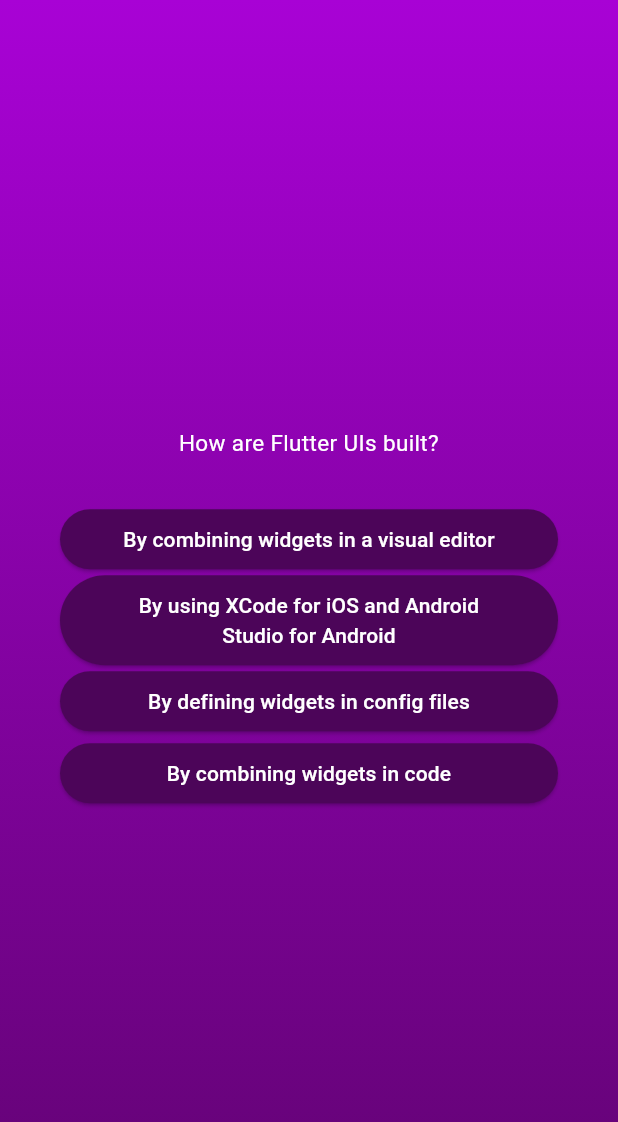
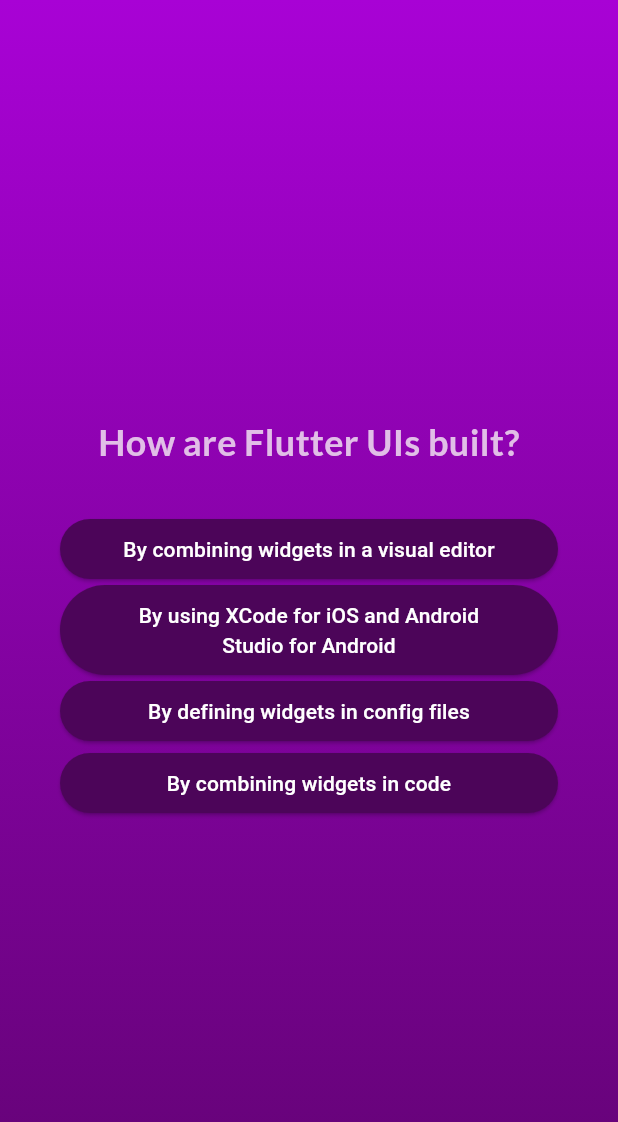
Before and after one commit to thieng101/quiz-app, a Flutter app: the screen it shows after launch, after a tap on "Start Quiz", after a tap on "Components", on a phone screen of 412 x 824 dp. Shown: the top 1122 px of the screen. Run offline on Flutter 3.47's test engine with Material 3 defaults, Android fonts, the phone set to English and light mode, and no system bars; our stand-ins replace google_fonts.

Commit message:
completed the most functionalities of quiz app

```diff
--- a/quiz_app/lib/answer_button.dart
+++ b/quiz_app/lib/answer_button.dart
@@ -3,9 +3,10 @@ import 'package:flutter/widgets.dart';
 
 class AnswerButton extends StatelessWidget {
   final String answer;
+  // final String selectedAnswer;
   final void Function() onTap;
 
-  const AnswerButton(this.answer, this.onTap, {super.key});
+  const AnswerButton({required this.answer,required this.onTap, super.key});
 
   @override
   Widget build(BuildContext context) {
--- a/quiz_app/lib/data/questions.dart
+++ b/quiz_app/lib/data/questions.dart
@@ -51,5 +51,6 @@ const questions = [
       'By calling updateUI()',
       'By calling updateState()',
     ],
+
   ),
 ];
--- a/quiz_app/lib/questions_screen.dart
+++ b/quiz_app/lib/questions_screen.dart
@@ -2,10 +2,13 @@ import 'package:flutter/material.dart';
 import 'package:quiz_app/answer_button.dart';
 import 'package:quiz_app/data/questions.dart';
 import 'package:quiz_app/models/quiz_question.dart';
+import 'package:google_fonts/google_fonts.dart';
 
 //create a class called Questions extended from statefulwidget
 class QuestionsScreen extends StatefulWidget {
-  const QuestionsScreen({super.key});
+  final void Function(String answer) onSelectAnswer;
+
+  const QuestionsScreen({super.key, required this.onSelectAnswer});
 
   @override
   _QuestionsScreenState createState() => _QuestionsScreenState();
@@ -15,7 +18,8 @@ class QuestionsScreen extends StatefulWidget {
 class _QuestionsScreenState extends State<QuestionsScreen> {
   var questionsIndex = 0;
 
-  void answerQuestion() {
+  void answerQuestion(String selectedAnswer) {
+    widget.onSelectAnswer(selectedAnswer);
     setState(() {
       questionsIndex++;
     });
@@ -34,11 +38,14 @@ class _QuestionsScreenState extends State<QuestionsScreen> {
           crossAxisAlignment: CrossAxisAlignment.stretch,
           children: [
             Text(currentQuestion.question,
-                style: const TextStyle(color: Colors.white, fontSize: 15),
+                style: GoogleFonts.lato(
+                    color: Colors.purple[100],
+                    fontSize: 24,
+                    fontWeight: FontWeight.bold),
                 textAlign: TextAlign.center),
             const SizedBox(height: 30),
             ...currentQuestion.getshuffledQuestions().map((answer) {
-              return AnswerButton(answer, answerQuestion);
+              return AnswerButton(answer: answer,onTap: () => answerQuestion(answer));
             }),
           ],
         ),
--- a/quiz_app/lib/quiz.dart
+++ b/quiz_app/lib/quiz.dart
@@ -1,6 +1,9 @@
 import 'package:flutter/material.dart';
+import 'package:quiz_app/data/questions.dart';
 import 'package:quiz_app/questions_screen.dart';
+import 'package:quiz_app/results_screen.dart';
 import 'package:quiz_app/start_scren.dart';
+import 'package:quiz_app/summary_data.dart';
 
 class Quiz extends StatefulWidget {
   const Quiz({super.key});
@@ -12,6 +15,7 @@ class Quiz extends StatefulWidget {
 }
 
 class _QuizState extends State<Quiz> {
+  List<String> selectedAnswers = [];
   var activeScreen = "start-screen";
 
   void changeScreen() {
@@ -20,11 +24,24 @@ class _QuizState extends State<Quiz> {
     });
   }
 
+  void chooseAnswers(String answer) {
+    selectedAnswers.add(answer);
+
+    if (selectedAnswers.length == questions.length) {
+      setState(() {
+        activeScreen = "results-screen";
+      });
+    }
+  }
+
   Widget build(context) {
     Widget screen = StartScreen(changeScreen);
 
     if (activeScreen == "questions-screen") {
-      screen = const QuestionsScreen();
+      screen = QuestionsScreen(onSelectAnswer: chooseAnswers);
+    } else if (activeScreen == "results-screen") {
+      screen = ResultScreen(chosenAnswers: selectedAnswers);
+      selectedAnswers = [];
     }
 
     return MaterialApp(
--- a/quiz_app/lib/start_scren.dart
+++ b/quiz_app/lib/start_scren.dart
@@ -1,5 +1,6 @@
 import 'package:flutter/material.dart';
 import 'package:flutter/widgets.dart';
+import 'package:google_fonts/google_fonts.dart';
 import 'package:quiz_app/questions_screen.dart';
 
 class StartScreen extends StatelessWidget {
@@ -15,8 +16,11 @@ class StartScreen extends StatelessWidget {
       children: [
         Image.asset('assets/pictures/quiz-logo.png',
             width: 300, height: 400, color: Color.fromARGB(155, 255, 255, 255)),
-        const Text('Learn Flutter the fun way!',
-            style: TextStyle(fontSize: 20, color: Colors.white)),
+        Text('Learn Flutter the fun way!',
+            style: GoogleFonts.lato(
+                color: Colors.white,
+                fontSize: 24,
+                fontWeight: FontWeight.bold)),
         const SizedBox(height: 20),
         OutlinedButton.icon(
             onPressed: () {
--- a/quiz_app/pubspec.yaml
+++ b/quiz_app/pubspec.yaml
@@ -34,6 +34,7 @@ dependencies:
   # The following adds the Cupertino Icons font to your application.
   # Use with the CupertinoIcons class for iOS style icons.
   cupertino_icons: ^1.0.6
+  google_fonts: ^6.2.0
 
 dev_dependencies:
   flutter_test:
```
Also changed, not shown: quiz_app/lib/results_screen.dart (added, +64 -0 lines), quiz_app/lib/summary_data.dart (added, +55 -0 lines), quiz_app/pubspec.lock, 11 other files.
